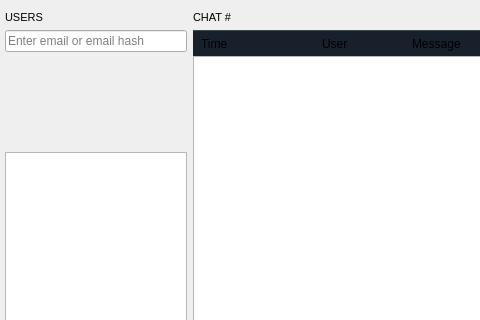
Before: the Qt Designer form BlockSettleUILib/ChatWidget.ui in BlockSettle/terminal, drawn with Qt 5; both pictures show x 0 to 480 and y 0 to 320 of the 1006 by 666 pixel window.
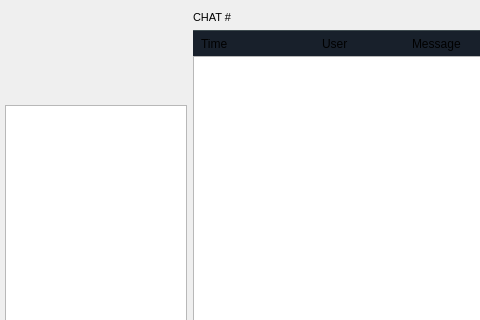
After: the same form once the commit is applied. Custom widgets are drawn as their Qt base class.

Commit message: Removed using ChatSearchPopup

What changed in the file:
```diff
--- a/BlockSettleUILib/ChatWidget.ui
+++ b/BlockSettleUILib/ChatWidget.ui
@@ -118,49 +118,6 @@
           <property name="bottomMargin">
            <number>0</number>
           </property>
-          <item>
-           <widget class="QLabel" name="label_3">
-            <property name="minimumSize">
-             <size>
-              <width>0</width>
-              <height>25</height>
-             </size>
-            </property>
-            <property name="maximumSize">
-             <size>
-              <width>16777215</width>
-              <height>25</height>
-             </size>
-            </property>
-            <property name="font">
-             <font>
-              <pointsize>8</pointsize>
-             </font>
-            </property>
-            <property name="text">
-             <string>USERS</string>
-            </property>
-            <property name="alignment">
-             <set>Qt::AlignLeading|Qt::AlignLeft|Qt::AlignVCenter</set>
-            </property>
-            <property name="headerLabel" stdset="0">
-             <bool>true</bool>
-            </property>
-            <property name="headerPanel" stdset="0">
-             <bool>true</bool>
-            </property>
-           </widget>
-          </item>
-          <item>
-           <widget class="ChatSearchLineEdit" name="chatSearchLineEdit">
-            <property name="locale">
-             <locale language="English" country="UnitedStates"/>
-            </property>
-            <property name="placeholderText">
-             <string>Enter email or email hash</string>
-            </property>
-           </widget>
-          </item>
           <item>
            <widget class="SearchWidget" name="searchWidget" native="true">
             <property name="minimumSize">
@@ -659,11 +616,6 @@
   </layout>
  </widget>
  <customwidgets>
-  <customwidget>
-   <class>ChatSearchLineEdit</class>
-   <extends>QLineEdit</extends>
-   <header location="global">ChatSearchLineEdit.h</header>
-  </customwidget>
   <customwidget>
    <class>BSChatInput</class>
    <extends>QTextEdit</extends>
```
The commit also changes 2 other files.
